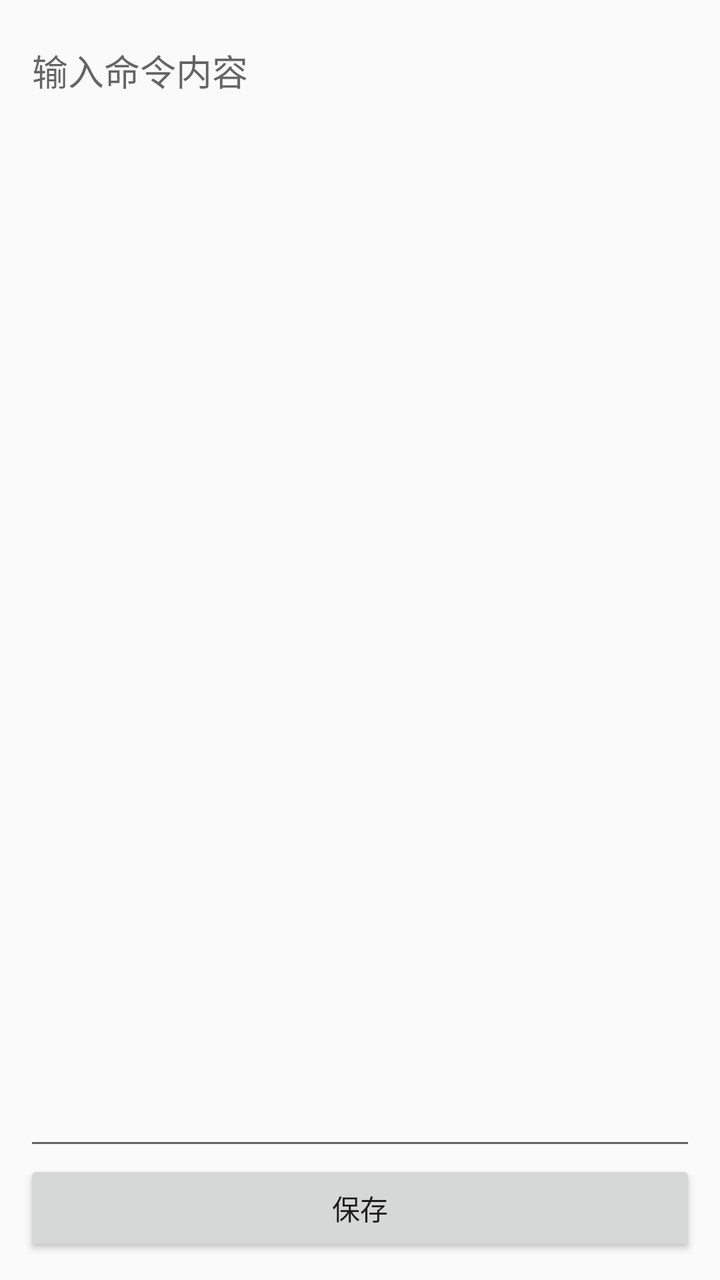
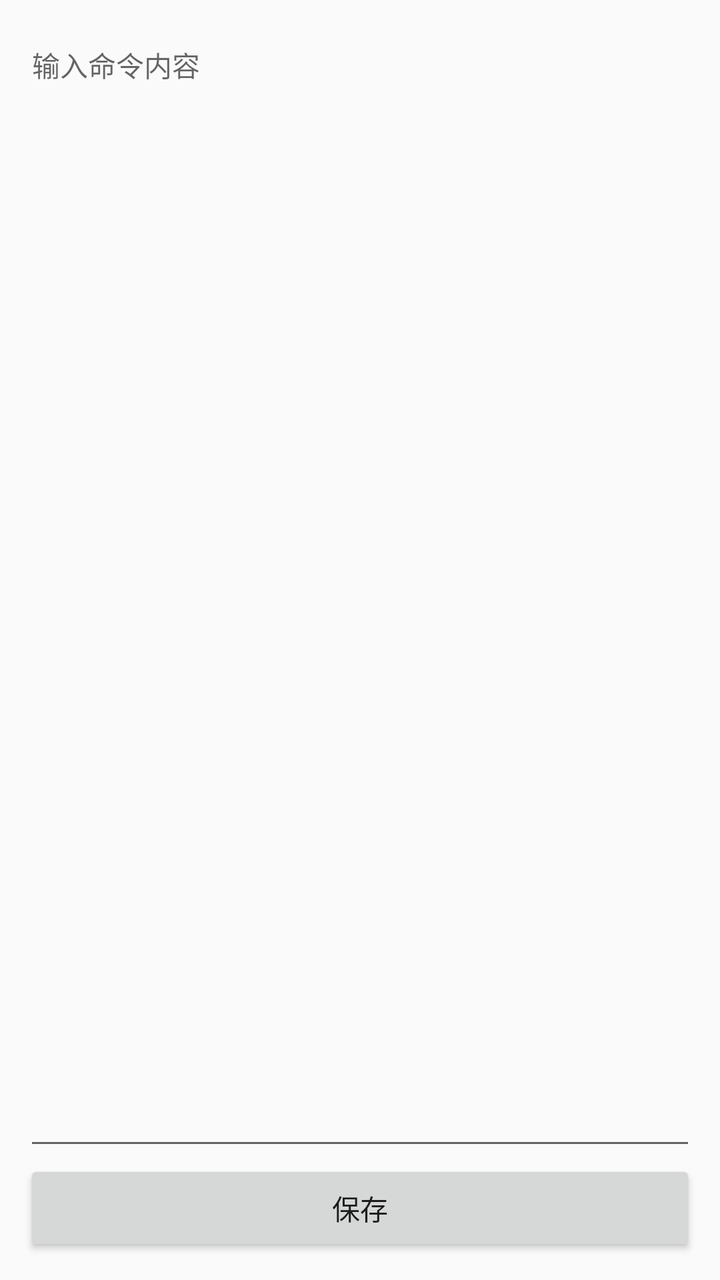

The first picture is an Android layout as it rendered before a commit; the second is the same layout after the commit. The layout source and the unified diff follow.
<!-- AndroidManifest.xml: application theme android:Theme.Material.Light.NoActionBar -->
<!-- res/layout/activity_edit_command.xml -->
<?xml version="1.0" encoding="utf-8"?>
<LinearLayout xmlns:android="http://schemas.android.com/apk/res/android"
    android:layout_width="match_parent"
    android:layout_height="match_parent"
    android:orientation="vertical"
    android:padding="12dp">

    <EditText
        android:id="@+id/etContent"
        android:layout_width="match_parent"
        android:layout_height="0dp"
        android:layout_weight="1"
        android:gravity="top"
        android:hint="输入命令内容"
        android:inputType="textMultiLine" />

    <Button
        android:id="@+id/btnSave"
        android:layout_width="match_parent"
        android:layout_height="wrap_content"
        android:text="保存" />

</LinearLayout>
<!-- resources referenced by this layout -->
<resources>

</resources>

<!-- the commit's change to res/layout/activity_edit_command.xml (unified diff, before → after) -->
@@ -10,9 +10,13 @@
         android:layout_width="match_parent"
         android:layout_height="0dp"
         android:layout_weight="1"
-        android:gravity="top"
+        android:gravity="top|start"
         android:hint="输入命令内容"
-        android:inputType="textMultiLine" />
+        android:inputType="textMultiLine|textNoSuggestions"
+        android:textIsSelectable="true"
+        android:longClickable="true"
+        android:scrollbars="vertical"
+        android:textSize="14sp" />
 
     <Button
         android:id="@+id/btnSave"
